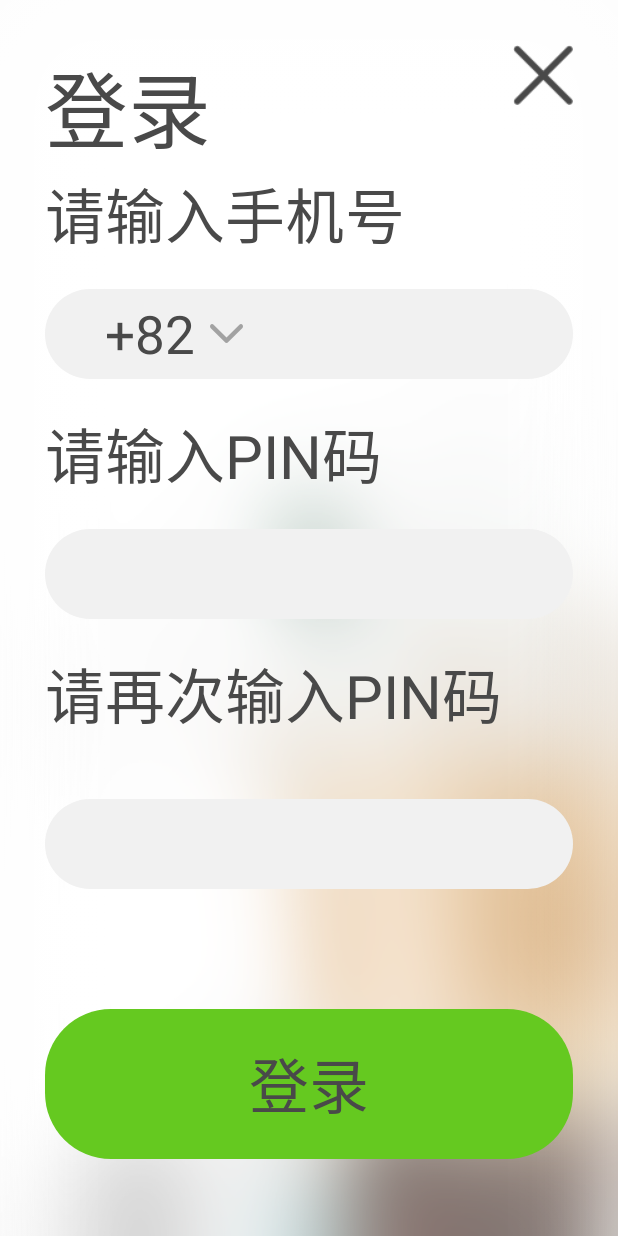
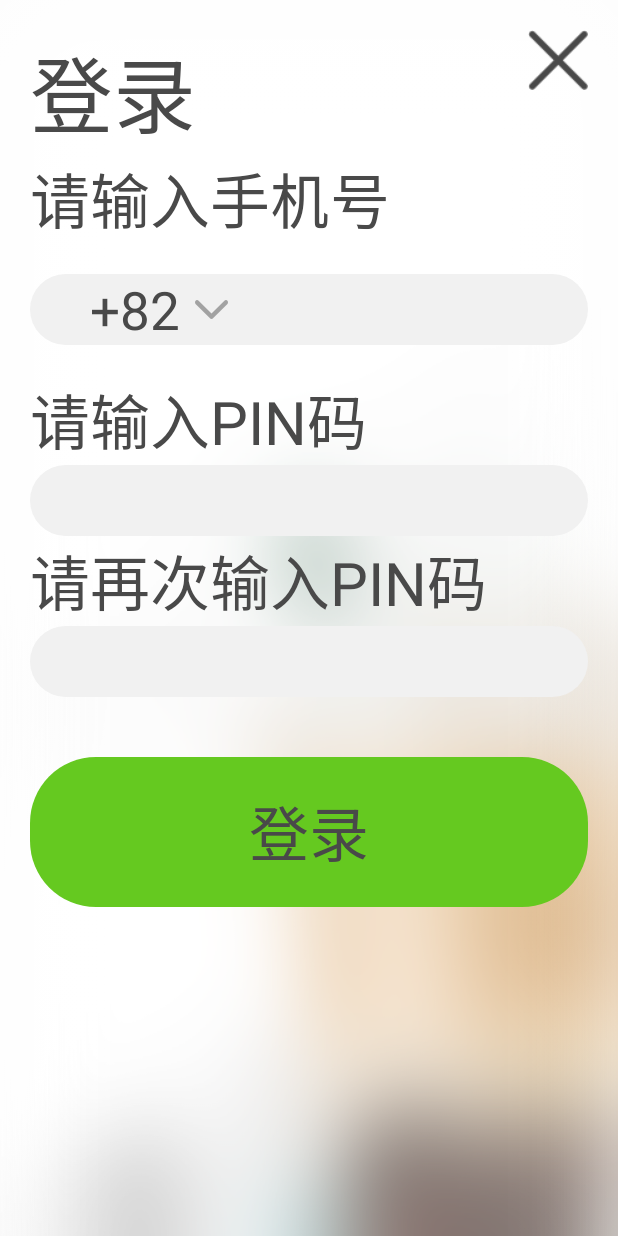
Before and after one commit to 154336119/Cafe, an Android app: the layout activity_login_register.xml on its own in the app's theme, with its tools: preview values and no code run, on a phone screen of 412 x 824 dp. Run offline under Robolectric (Android 15) with nearby library versions, the phone set to English and light mode, and no system bars.

Commit message:
下单页面未完成

```diff
--- a/app/build.gradle
+++ b/app/build.gradle
@@ -68,5 +68,5 @@ dependencies {
 //    //下拉框
 //    implementation 'com.github.arcadefire:nice-spinner:1.4.3'
     //倒计时
-    compile 'com.github.iwgang:countdownview:2.1.6'
+    implementation 'com.github.iwgang:countdownview:2.1.6'
 }
--- a/app/src/main/java/com/mj/cafe/retorfit/ComService.java
+++ b/app/src/main/java/com/mj/cafe/retorfit/ComService.java
@@ -2,6 +2,7 @@ package com.mj.cafe.retorfit;
 
 
 import com.mj.cafe.bean.CouponBean;
+import com.mj.cafe.bean.CouponOutBean;
 import com.mj.cafe.bean.OrderBean;
 import com.mj.cafe.bean.PayTypeBean;
 import com.mj.cafe.bean.SeatBean;
@@ -58,7 +59,7 @@ public interface ComService {
      */
     @FormUrlEncoded
     @POST("/app/user/points/coupons"  )
-    Observable<HttpMjResult<List<CouponBean>>> getCouponList(@Field("lang") String lang,@Field("token") String token);
+    Observable<HttpMjResult<CouponOutBean>> getCouponList(@Field("lang") String lang, @Field("token") String token);
 
     /**
      * 创建订单
--- a/app/src/main/res/layout/activity_login_register.xml
+++ b/app/src/main/res/layout/activity_login_register.xml
@@ -3,7 +3,7 @@
     android:layout_width="match_parent"
     android:layout_height="match_parent"
     android:background="@mipmap/beijing_zhifufangshi"
-    android:padding="30dp"
+    android:padding="20dp"
     android:orientation="vertical">
     <RelativeLayout
         android:layout_width="match_parent"
@@ -31,12 +31,11 @@
         android:textColor="@color/com_txt_color"/>
     <RelativeLayout
         android:layout_width="match_parent"
-        android:layout_height="60dp"
+        android:layout_height="wrap_content"
         android:background="@drawable/bg_gray"
         android:paddingLeft="40dp"
         android:paddingRight="40dp"
         android:inputType="number"
-        android:maxLength="12"
         android:layout_marginTop="20dp">
         <TextView
             android:id="@+id/TvCountryCode"
@@ -59,6 +58,7 @@
             android:background="@null"
             android:ellipsize="end"
             android:maxLines="1"
+            android:maxLength="12"
             android:textColor="@color/com_txt_color"
             android:textSize="@dimen/tv_com_35" />
     </RelativeLayout>
@@ -73,13 +73,10 @@
     <EditText
         android:id="@+id/EtPin"
         android:layout_width="match_parent"
-        android:layout_height="60dp"
+        android:layout_height="wrap_content"
         android:background="@drawable/bg_gray"
         android:paddingLeft="40dp"
         android:paddingRight="40dp"
-        android:paddingTop="20dp"
-        android:paddingBottom="20dp"
-        android:layout_marginTop="20dp"
         android:layout_toRightOf="@+id/TvCountryCode"
         android:ellipsize="end"
         android:maxLines="1"
@@ -98,16 +95,14 @@
             android:layout_height="wrap_content"
             android:textSize="@dimen/tv_com_40"
             android:text="请再次输入PIN码"
-            android:textColor="@color/com_txt_color"
-            android:layout_marginTop="20dp"/>
+            android:textColor="@color/com_txt_color"/>
         <EditText
             android:id="@+id/EtAgainPin"
             android:layout_width="match_parent"
-            android:layout_height="60dp"
+            android:layout_height="wrap_content"
             android:background="@drawable/bg_gray"
             android:paddingLeft="40dp"
             android:paddingRight="40dp"
-            android:layout_marginTop="40dp"
             android:layout_toRightOf="@+id/TvCountryCode"
             android:ellipsize="end"
             android:maxLines="1"
@@ -124,7 +119,7 @@
         android:layout_centerHorizontal="true"
         android:paddingTop="20dp"
         android:paddingBottom="20dp"
-        android:layout_marginTop="80dp"
+        android:layout_marginTop="40dp"
         android:background="@drawable/slt_btn_bottom"
         android:gravity="center"
         android:text="登录"
--- a/app/src/main/res/layout/frame_view_transient_notification.xml
+++ b/app/src/main/res/layout/frame_view_transient_notification.xml
@@ -30,7 +30,7 @@
                 android:layout_marginBottom="12dp"
                 android:text="asdasdsadas"
                 android:textColor="#4c4c4c"
-                android:textSize="14sp" />
+                android:textSize="34sp" />
         </LinearLayout>
     </RelativeLayout>
     <Button
```
Also changed, not shown: app/src/main/java/com/mj/cafe/activity/ChoosePayTypeActitiy.java (+28 -4 lines), app/src/main/java/com/mj/cafe/activity/LoginRegisterActvitiy.java (+10 -1 lines), app/src/main/java/com/mj/cafe/bean/CouponOutBean.java (added, +90 -0 lines).
